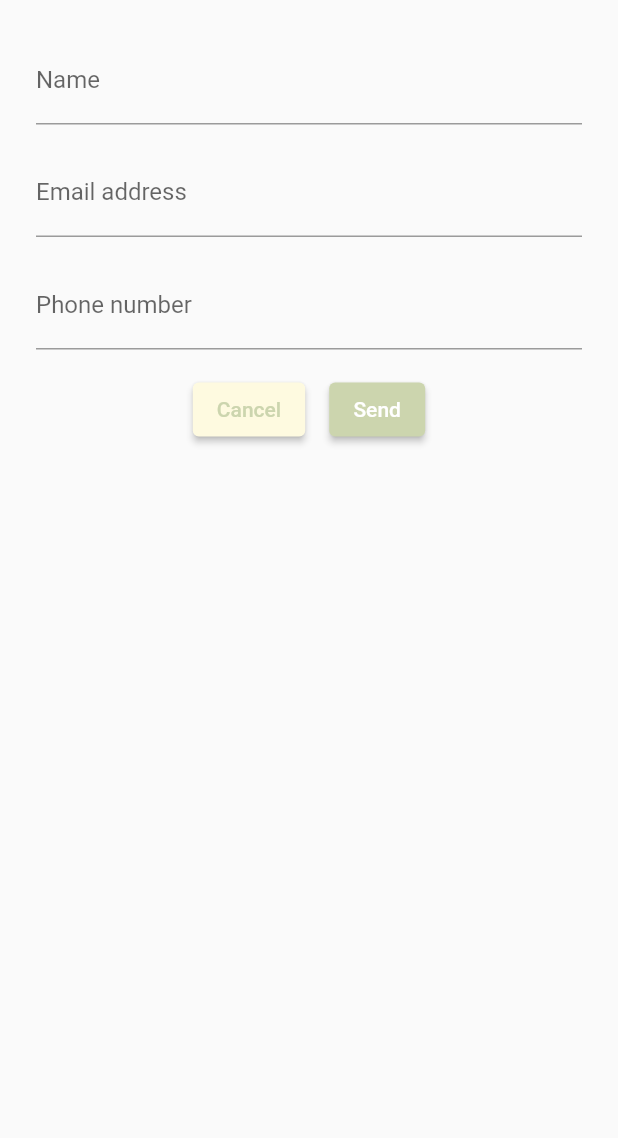
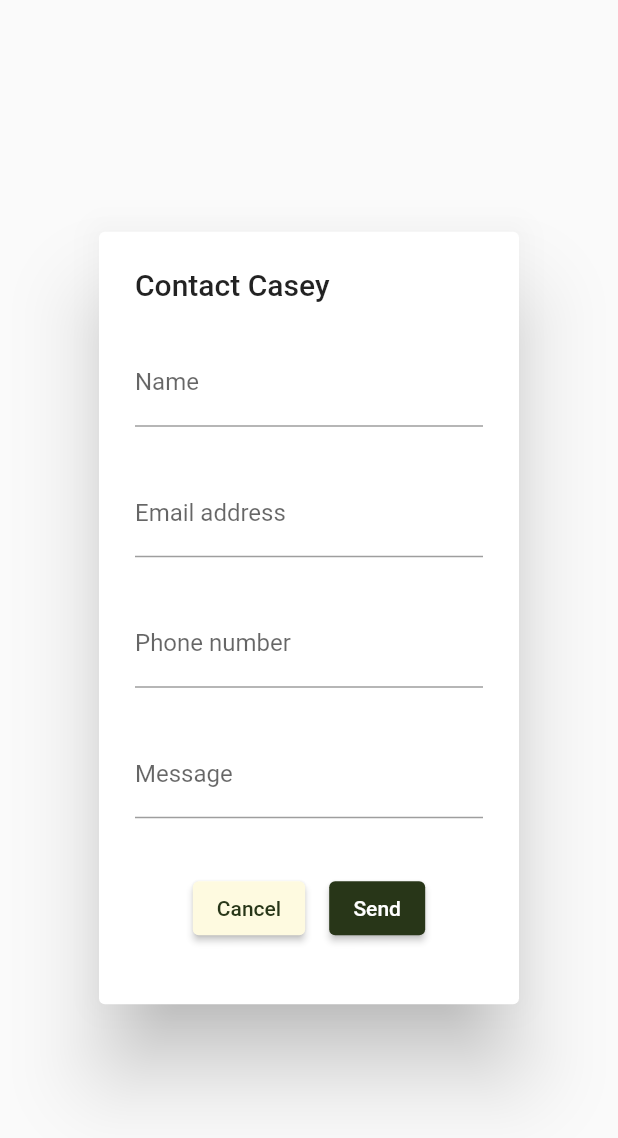
Before and after one commit to cBiscuitSurprise/casey-boyer-brand-web, a Flutter app: the ContactUsWidgetForm widget shown alone on an empty page, opened directly, on a phone screen of 412 x 824 dp. Shown: the top 1138 px of the screen. Run offline on Flutter 3.47's test engine with Material 2 defaults, Android fonts, the phone set to English and light mode, and no system bars; our stand-ins replace flutter_bloc, validators; missing offline and left inert: dart:html; statements that could not run were skipped.

Commit message:
update: contact form cleanup

```diff
--- a/lib/pages/projects/brand_site.dart
+++ b/lib/pages/projects/brand_site.dart
@@ -90,6 +90,8 @@ class ProjectBrandSite extends StatelessWidget {
     dashboardFrame.src = CLOUDWATCH_DASHBOARD;
     dashboardFrame.style.border = 'none';
     dashboardFrame.style.overflow = 'hidden !important';
+    dashboardFrame.style.height = "100%";
+    dashboardFrame.style.width = "100%";
 
     // ignore: undefined_prefixed_name
     ui.platformViewRegistry.registerViewFactory(
--- a/lib/widgets/contact_us_widget/bloc/contact_us_widget_event.dart
+++ b/lib/widgets/contact_us_widget/bloc/contact_us_widget_event.dart
@@ -7,17 +7,20 @@ class ContactUsSubmitEvent extends ContactUsWidgetEvent {
   String? name;
   String? email;
   String? phone;
+  String? message;
 
   ContactUsSubmitEvent({
     required this.name,
     this.email,
     this.phone,
+    this.message,
   });
 
   Map<String, String?> toJson() => {
         'name': name,
         'email': email,
         'phone': phone,
+        'message': message,
       };
 }
 
--- a/lib/widgets/contact_us_widget/contact_us_widget_form.dart
+++ b/lib/widgets/contact_us_widget/contact_us_widget_form.dart
@@ -9,6 +9,14 @@ class ContactUsWidgetForm extends StatelessWidget {
   final _name = TextEditingController();
   final _email = TextEditingController();
   final _phone = TextEditingController();
+  final _message = TextEditingController();
+
+  final EdgeInsets _padding = const EdgeInsets.only(
+    top: 12,
+    bottom: 16,
+    right: 24,
+    left: 24,
+  );
 
   ContactUsWidgetForm({
     Key? key,
@@ -18,12 +26,22 @@ class ContactUsWidgetForm extends StatelessWidget {
   Widget build(BuildContext context) {
     return Form(
       key: _formKey,
-        child: Padding(
-          padding: const EdgeInsets.all(16),
-          child: Column(
-            children: <Widget>[
-              Padding(
-                padding: const EdgeInsets.all(8),
+      child: SimpleDialog(
+        title: const Text("Contact Casey"),
+        children: [
+          buildNameBox(context),
+          buildEmailBox(context),
+          buildPhoneNumberBox(context),
+          buildMessageBox(context),
+          buildButtons(context),
+        ],
+      ),
+    );
+  }
+
+  Widget buildNameBox(context) {
+    return Padding(
+      padding: _padding,
       child: TextFormField(
         controller: _name,
         validator: (value) {
@@ -36,14 +54,16 @@ class ContactUsWidgetForm extends StatelessWidget {
           labelText: 'Name',
         ),
       ),
-              ),
-              Padding(
-                padding: const EdgeInsets.all(8),
+    );
+  }
+
+  Widget buildEmailBox(context) {
+    return Padding(
+      padding: _padding,
       child: TextFormField(
         controller: _email,
         validator: (value) {
           if (!(value == null || value.isEmpty)) {
-                      print(value);
             if (!isEmail(value)) {
               return 'Invalid email address.';
             }
@@ -54,23 +74,40 @@ class ContactUsWidgetForm extends StatelessWidget {
           labelText: 'Email address',
         ),
       ),
-              ),
-              Padding(
-                padding: const EdgeInsets.all(8),
+    );
+  }
+
+  Widget buildPhoneNumberBox(context) {
+    return Padding(
+      padding: _padding,
       child: TextFormField(
         controller: _phone,
-                  validator: (value) {
-                    if (!(value == null || value.isEmpty)) {
-                      print(value);
-                    }
-                    return null;
-                  },
         decoration: const InputDecoration(
           labelText: 'Phone number',
         ),
       ),
+    );
+  }
+
+  Widget buildMessageBox(context) {
+    return Padding(
+      padding: _padding,
+      child: TextFormField(
+        controller: _message,
+        keyboardType: TextInputType.multiline,
+        minLines: 1,
+        maxLines: 3,
+        decoration: const InputDecoration(
+          labelText: 'Message',
         ),
-              Row(
+      ),
+    );
+  }
+
+  Widget buildButtons(context) {
+    return Padding(
+      padding: _padding,
+      child: Row(
         mainAxisAlignment: MainAxisAlignment.center,
         children: <Widget>[
           Padding(
@@ -80,10 +117,8 @@ class ContactUsWidgetForm extends StatelessWidget {
                 Navigator.of(context).pop({"state": "cancel"});
               },
               style: ElevatedButton.styleFrom(
-                          backgroundColor:
-                              Theme.of(context).colorScheme.background,
-                          foregroundColor:
-                              Theme.of(context).colorScheme.primary),
+                  backgroundColor: Theme.of(context).colorScheme.background,
+                  foregroundColor: Theme.of(context).colorScheme.primary),
               child: const Text('Cancel'),
             ),
           ),
@@ -97,6 +132,7 @@ class ContactUsWidgetForm extends StatelessWidget {
                     name: _name.text,
                     email: _email.text,
                     phone: _phone.text,
+                    message: _message.text,
                   ));
                 }
               },
@@ -105,8 +141,6 @@ class ContactUsWidgetForm extends StatelessWidget {
           ),
         ],
       ),
-            ],
-          ),
-        ));
+    );
   }
 }
```
Also changed, not shown: lib/pages/home.dart (+1 -11 lines), lib/widgets/app/app_widget.dart (+10 -10 lines), lib/widgets/contact_us_widget/contact_us_widget_success.dart (+34 -13 lines), images/icons/light_mode_FILL0_wght400_GRAD0_opsz48.png, 1 other file. Lines whose indentation alone changed are shown as unchanged.
